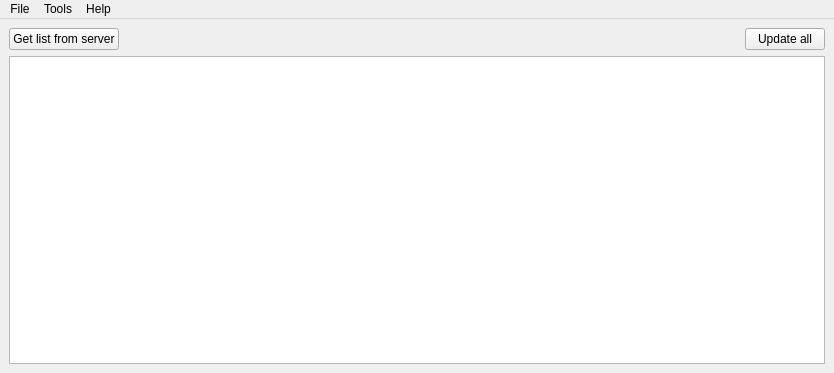
Before: the Qt Designer form gui_source/guimainwindow.ui in horsicq/x64dbg-Plugin-Manager, drawn with Qt 5.
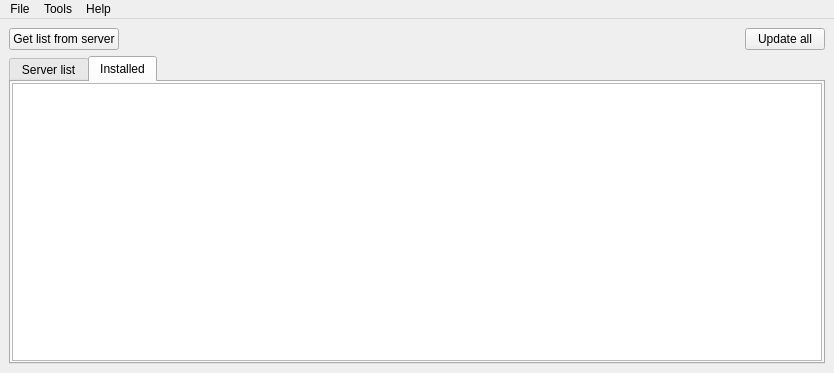
After: the same form once the commit is applied. The open tabs and pages were chosen to show the change.

The edit to the form file:
```diff
--- a/gui_source/guimainwindow.ui
+++ b/gui_source/guimainwindow.ui
@@ -14,7 +14,7 @@
    <string>GuiMainWindow</string>
   </property>
   <widget class="QWidget" name="centralwidget">
-   <layout class="QVBoxLayout" name="verticalLayout">
+   <layout class="QVBoxLayout" name="verticalLayout_2">
     <item>
      <layout class="QHBoxLayout" name="horizontalLayout_3">
       <item>
@@ -47,7 +47,29 @@
      </layout>
     </item>
     <item>
-     <widget class="QTableWidget" name="tableWidgetPlugins">
+     <widget class="QTabWidget" name="tabWidgetPlugins">
+      <property name="currentIndex">
+       <number>0</number>
+      </property>
+      <widget class="QWidget" name="tabServerList">
+       <attribute name="title">
+        <string>Server list</string>
+       </attribute>
+       <layout class="QVBoxLayout" name="verticalLayout">
+        <property name="leftMargin">
+         <number>1</number>
+        </property>
+        <property name="topMargin">
+         <number>1</number>
+        </property>
+        <property name="rightMargin">
+         <number>1</number>
+        </property>
+        <property name="bottomMargin">
+         <number>1</number>
+        </property>
+        <item>
+         <widget class="QTableWidget" name="tableWidgetServerList">
       <property name="editTriggers">
        <set>QAbstractItemView::NoEditTriggers</set>
       </property>
@@ -72,6 +94,57 @@
       <attribute name="verticalHeaderDefaultSectionSize">
        <number>20</number>
       </attribute>
+         </widget>
+        </item>
+       </layout>
+      </widget>
+      <widget class="QWidget" name="tabInstalled">
+       <attribute name="title">
+        <string>Installed</string>
+       </attribute>
+       <layout class="QVBoxLayout" name="verticalLayout_3">
+        <property name="leftMargin">
+         <number>1</number>
+        </property>
+        <property name="topMargin">
+         <number>1</number>
+        </property>
+        <property name="rightMargin">
+         <number>1</number>
+        </property>
+        <property name="bottomMargin">
+         <number>1</number>
+        </property>
+        <item>
+         <widget class="QTableWidget" name="tableWidgetInstalled">
+          <property name="editTriggers">
+           <set>QAbstractItemView::NoEditTriggers</set>
+          </property>
+          <property name="selectionMode">
+           <enum>QAbstractItemView::SingleSelection</enum>
+          </property>
+          <property name="selectionBehavior">
+           <enum>QAbstractItemView::SelectRows</enum>
+          </property>
+          <attribute name="horizontalHeaderMinimumSectionSize">
+           <number>5</number>
+          </attribute>
+          <attribute name="horizontalHeaderStretchLastSection">
+           <bool>false</bool>
+          </attribute>
+          <attribute name="verticalHeaderVisible">
+           <bool>false</bool>
+          </attribute>
+          <attribute name="verticalHeaderMinimumSectionSize">
+           <number>20</number>
+          </attribute>
+          <attribute name="verticalHeaderDefaultSectionSize">
+           <number>20</number>
+          </attribute>
+         </widget>
+        </item>
+       </layout>
+      </widget>
      </widget>
     </item>
    </layout>
```
Lines whose indentation alone changed are shown as unchanged.
